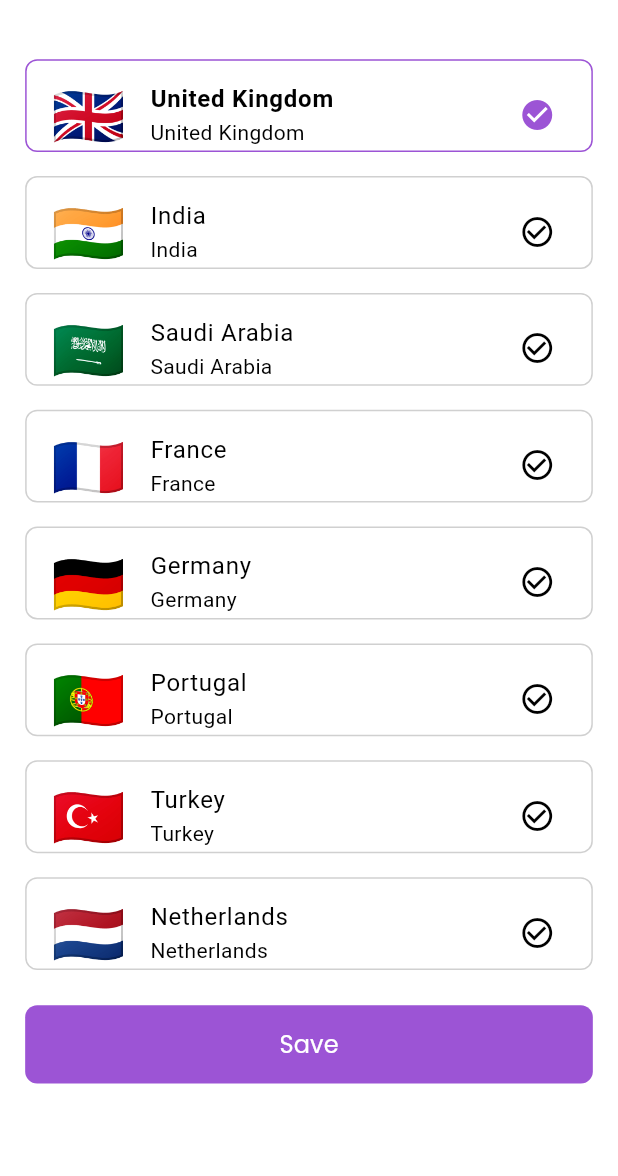
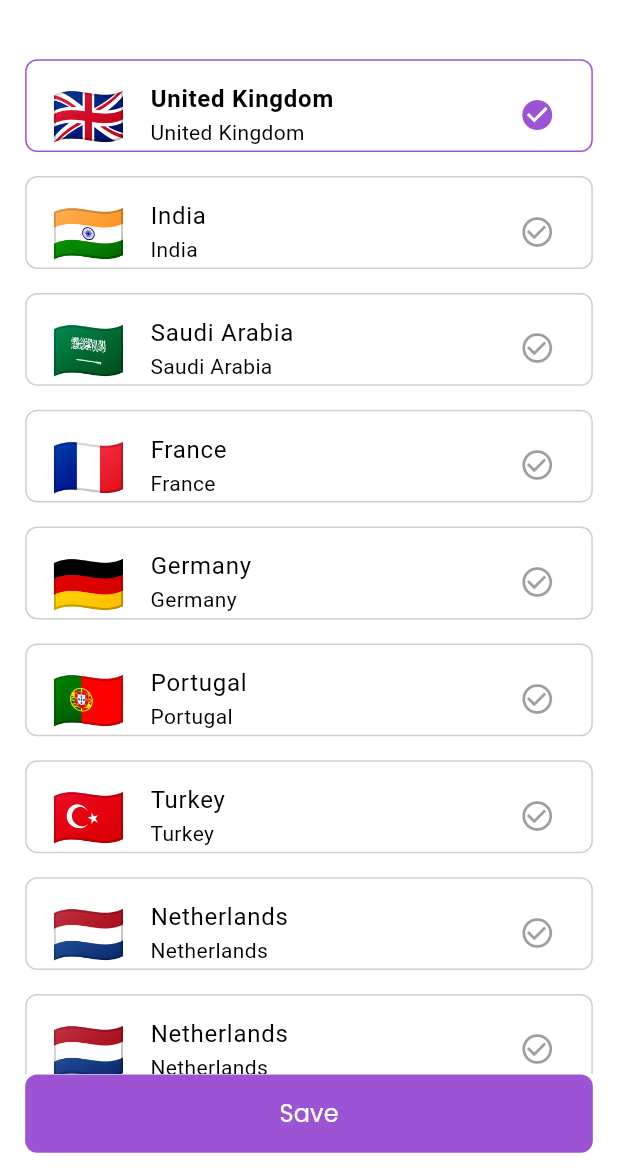
Before and after one commit to bilginfatih/shazy, a Flutter app: the ChangeLanguagePage screen opened directly, on a phone screen of 412 x 824 dp, the part 60-1236 px from its top. Run offline on Flutter 3.47's test engine with Material 3 defaults, Android fonts, the phone set to English and light mode, and no system bars; our stand-ins replace dio, easy_localization, firebase_core, firebase_messaging, flutter_local_notifications, flutter_mobx and 12 more; missing offline and left inert: flutter_check_box_rounded, flutter_polyline_points, flutter_session_manager; accounts and stored records are empty; generated files the repository leaves out were written again; network calls fail; project files that could hold a hidden picture were left out.

Commit message:
ui bugs fixed

```diff
--- a/lib/models/user/user_profile_model.dart
+++ b/lib/models/user/user_profile_model.dart
@@ -17,7 +17,7 @@ class UserProfileModel extends BaseModel {
   UserProfileModel._fromJson(o) {
     var userProfile = o['user-profile'][0];
     avaragePoint = double.tryParse(userProfile['avarage_point']);
-    description = userProfile['description'];
+    description = userProfile['description'] ?? '';
     id = userProfile['id'];
     lisanceVerification = userProfile['lisance_verification'] == 1 &&
         userProfile['lisance_verification'] != 'null';
--- a/lib/pages/contact/cancel_ride_page.dart
+++ b/lib/pages/contact/cancel_ride_page.dart
@@ -33,6 +33,8 @@ class _CancelRidePageState extends State<CancelRidePage> {
   Future<dynamic> _submitOnPressed(BuildContext context) => showDialog(
         context: context,
         builder: (BuildContext context) => Dialog(
+          backgroundColor: Colors.white,
+          surfaceTintColor: Colors.transparent,
           insetPadding: EdgeInsets.symmetric(
             vertical: context.responsiveHeight(230),
             horizontal: context.responsiveWidth(16),
--- a/lib/pages/menu_side/change_language_page.dart
+++ b/lib/pages/menu_side/change_language_page.dart
@@ -43,14 +43,15 @@ class _ChangeLanguagePageState extends State<ChangeLanguagePage> {
       ),
       body: BasePadding(
         context: context,
+        child: Column(
+          children: [
+            Expanded(
               child: ListView.builder(
                 itemCount: languages.length,
                 itemBuilder: (context, index) {
-            if (index == 8) {
-              return Column(
-                children: [
-                  SizedBox(
-                    height: context.responsiveHeight(16),
+                  return _buildLanguageItem(index);
+                },
+              ),
             ),
             PrimaryButton(
               text: 'Save',
@@ -58,10 +59,6 @@ class _ChangeLanguagePageState extends State<ChangeLanguagePage> {
               onPressed: () {},
             ),
           ],
-              );
-            }
-            return _buildLanguageItem(index);
-          },
         ),
       ),
     );
@@ -74,7 +71,7 @@ class _ChangeLanguagePageState extends State<ChangeLanguagePage> {
     return Container(
       height: context.responsiveHeight(64),
       width: context.responsiveWidth(362),
-      margin: EdgeInsets.symmetric(vertical: 8),
+      margin: const EdgeInsets.symmetric(vertical: 8),
       decoration: BoxDecoration(
         borderRadius: BorderRadius.circular(8),
         border: Border.all(
@@ -89,7 +86,7 @@ class _ChangeLanguagePageState extends State<ChangeLanguagePage> {
         },
         leading: Text(
           language.flag,
-          style: TextStyle(fontSize: 40),
+          style: const TextStyle(fontSize: 40),
         ),
         title: Text(
           language.name,
@@ -103,7 +100,10 @@ class _ChangeLanguagePageState extends State<ChangeLanguagePage> {
                 Icons.check_circle,
                 color: AppThemes.lightPrimary500,
               )
-            : Icon(Icons.check_circle_outline),
+            : const Icon(
+                Icons.check_circle_outline,
+                color: Colors.black38,
+              ),
       ),
     );
   }
--- a/lib/utils/theme/themes.dart
+++ b/lib/utils/theme/themes.dart
@@ -24,6 +24,7 @@ class AppThemes {
   static ThemeData lightTheme = ThemeData(
     primaryColor: ThemeData.light().scaffoldBackgroundColor,
     colorScheme: const ColorScheme.light().copyWith(
+      surfaceTint: Colors.white,
       primary: AppThemes.lightPrimary500,
       secondary: _appThemes.lightSecondary400,
       tertiary: _appThemes.lightTertiary400,
@@ -41,6 +42,7 @@ class AppThemes {
     primaryColor: ThemeData.dark().scaffoldBackgroundColor,
     colorScheme: const ColorScheme.dark().copyWith(
       background: HexColor('#2A2A2A'),
+      surfaceTint: HexColor('#2A2A2A'),
       primary: _appThemes.darkPrimaryColor,
     ),
     filledButtonTheme: FilledButtonThemeData(
```
Also changed, not shown: lib/pages/home/home_screen_transport.dart (+15 -7 lines), lib/widgets/drawer/custom_drawer.dart (+5 -6 lines). Lines whose indentation alone changed are shown as unchanged.
